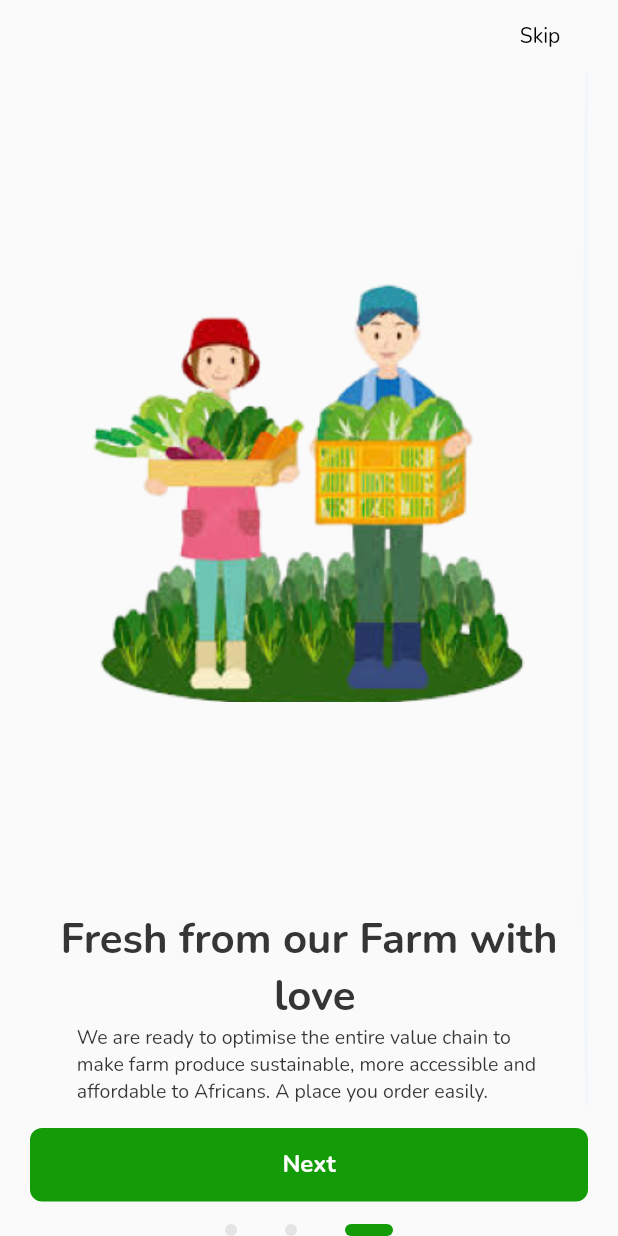
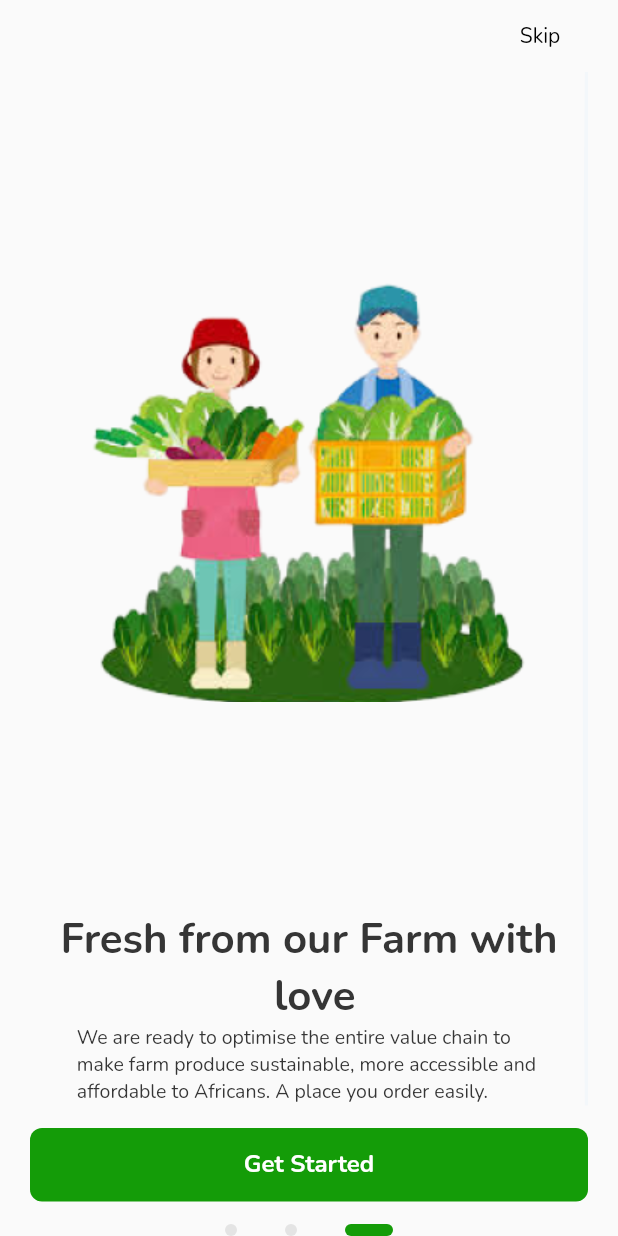
Before and after one commit to Gfash436/GoFarmNG, a Flutter app: the screen it shows after launch, after a tap on "Next", after a tap on "Skip", on a phone screen of 412 x 824 dp. Run offline on Flutter 3.47's test engine with Material 2 defaults, Android fonts, the phone set to English and light mode, and no system bars.

Commit message:
code refactor

```diff
--- a/lib/Screens/home_screen/home_screen.dart
+++ b/lib/Screens/home_screen/home_screen.dart
@@ -8,7 +8,9 @@ class HomeScreen extends StatelessWidget {
     return Scaffold(
       body: Column(
         children: [
+          Row(children: [
 
+          ],)
         ],
       ),
     );
--- a/lib/Screens/onboardingScreen.dart
+++ b/lib/Screens/onboarding_screen/onboardingScreen.dart
@@ -2,9 +2,12 @@
 import 'package:flutter/material.dart';
 import 'package:gofarmng/Styles/colors.dart';
 
-import '../Constants/size_config.dart';
-import '../Widgets/button.dart';
-import '../Widgets/myText.dart';
+import '../../Constants/size_config.dart';
+import '../../Utilities/routers.dart';
+import '../../Widgets/button.dart';
+import '../../Widgets/myText.dart';
+import '../home_screen/home_screen.dart';
+import 'onboarding_contents.dart';
 
 class OnboardingScreen extends StatefulWidget {
   const OnboardingScreen({super.key});
@@ -17,8 +20,7 @@ class _OnboardingScreenState extends State<OnboardingScreen> {
   final PageController pageController = PageController();
   bool isCurrentPage = true;
   int currentPage = 0;
-  // int totalPage = onboarding.length;
-  // int isLastPage = ;
+  int isLastPage = 1;
   final List<Map<String, String>> onboarding = [
     {
       "image": "assets/images/onb_img1.png",
@@ -39,6 +41,13 @@ class _OnboardingScreenState extends State<OnboardingScreen> {
           "We are ready to optimise the entire value chain to \nmake farm produce sustainable, more accessible and \naffordable to Africans. A place you order easily.",
     },
   ];
+
+  @override
+  void dispose() {
+    pageController.dispose();
+    super.dispose();
+  }
+
   @override
   Widget build(BuildContext context) {
     SizeConfig.init(context);
@@ -73,6 +82,9 @@ class _OnboardingScreenState extends State<OnboardingScreen> {
                   itemCount: onboarding.length,
                   onPageChanged: ((value) => setState(() {
                         currentPage = value;
+                        isLastPage = currentPage + 1;
+                        print("currentPage: ${onboarding.length}");
+                        print("isLasPage: $isLastPage");
                       })),
                   controller: pageController,
                   itemBuilder: (context, index) => onboardingContent(
@@ -86,11 +98,14 @@ class _OnboardingScreenState extends State<OnboardingScreen> {
                 height: getProportionateScreenHeight(77),
               ),
               customButton(
-                text: isLastPage ? "Get Started" : "Next",
-                tap: () => pageController.nextPage(
-                  duration: const Duration(milliseconds: 200),
-                  curve: Curves.easeInOut,
-                ),
+                text: isLastPage == onboarding.length ? "Get Started" : "Next",
+                tap: isLastPage == onboarding.length
+                    ? () => PageNavigator(ctx: context)
+                        .nextPageOnly(page: const HomeScreen())
+                    : () => pageController.nextPage(
+                          duration: const Duration(milliseconds: 200),
+                          curve: Curves.easeInOut,
+                        ),
               ),
               SizedBox(
                 height: getProportionateScreenHeight(36),
@@ -134,44 +149,3 @@ class _OnboardingScreenState extends State<OnboardingScreen> {
     );
   }
 }
-
-class onboardingContent extends StatelessWidget {
-  const onboardingContent({
-    Key? key,
-    required this.desc,
-    required this.image,
-    required this.title,
-  }) : super(key: key);
-  final String image, title, desc;
-  @override
-  Widget build(BuildContext context) {
-    return Column(
-      children: [
-        Expanded(
-          child: Image.asset(
-            image,
-          ),
-        ),
-        SizedBox(
-          height: getProportionateScreenHeight(36),
-        ),
-        myText(
-          text: title,
-          textAlign: TextAlign.center,
-          fontSize: 28,
-          fontWeight: FontWeight.bold,
-          color: const Color(0xff353535),
-        ),
-        SizedBox(
-          height: getProportionateScreenHeight(19),
-        ),
-        myText(
-          text: desc,
-          fontSize: 13,
-          fontWeight: FontWeight.w400,
-          color: const Color(0xff353535),
-        ),
-      ],
-    );
-  }
-}
--- /dev/null
+++ b/lib/Screens/onboarding_screen/onboarding_contents.dart
@@ -0,0 +1,45 @@
+import 'package:flutter/material.dart';
+
+import '../../Constants/size_config.dart';
+import '../../Widgets/myText.dart';
+
+class onboardingContent extends StatelessWidget {
+  const onboardingContent({
+    Key? key,
+    required this.desc,
+    required this.image,
+    required this.title,
+  }) : super(key: key);
+  final String image, title, desc;
+  @override
+  Widget build(BuildContext context) {
+    return Column(
+      children: [
+        Expanded(
+          child: Image.asset(
+            image,
+          ),
+        ),
+        SizedBox(
+          height: getProportionateScreenHeight(36),
+        ),
+        myText(
+          text: title,
+          textAlign: TextAlign.center,
+          fontSize: 28,
+          fontWeight: FontWeight.bold,
+          color: const Color(0xff353535),
+        ),
+        SizedBox(
+          height: getProportionateScreenHeight(19),
+        ),
+        myText(
+          text: desc,
+          fontSize: 13,
+          fontWeight: FontWeight.w400,
+          color: const Color(0xff353535),
+        ),
+      ],
+    );
+  }
+}
--- a/lib/Screens/splashScreen.dart
+++ b/lib/Screens/splashScreen.dart
@@ -6,7 +6,7 @@ import 'package:gofarmng/Utilities/routers.dart';
 import '../Styles/colors.dart';
 import '../Widgets/image.dart';
 import '../Widgets/myText.dart';
-import 'onboardingScreen.dart';
+import 'onboarding_screen/onboardingScreen.dart';
 
 class SplashScreen extends StatefulWidget {
   const SplashScreen({super.key});
--- a/lib/Utilities/routers.dart
+++ b/lib/Utilities/routers.dart
@@ -2,6 +2,7 @@
 
 import 'package:flutter/material.dart';
 import 'package:flutter/cupertino.dart';
+import 'package:gofarmng/Screens/home_screen/home_screen.dart';
 
 class PageNavigator {
   PageNavigator({this.ctx});
```
